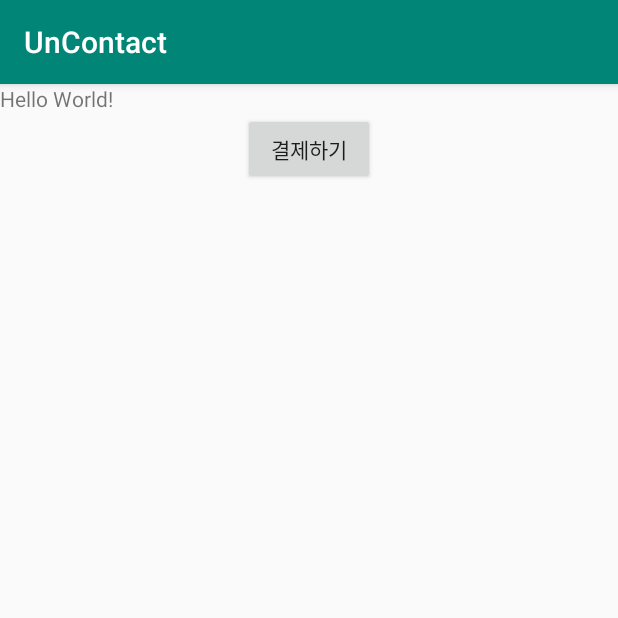
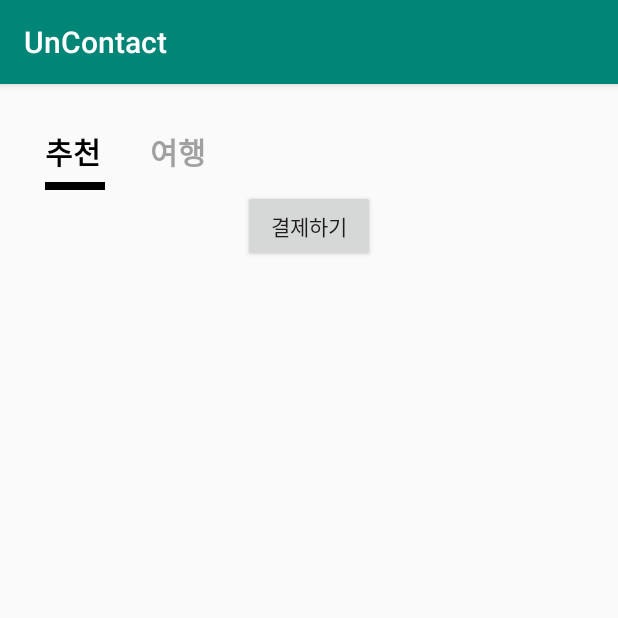
Before and after one commit to jazzyfact/UnContact, an Android app: the screen it shows after launch (MainActivity), on a phone screen of 412 x 824 dp, the top half of it. Run offline under Robolectric (Android 15) with nearby library versions, the phone set to English and light mode, and no system bars; libraries missing offline, so code that uses them is left out: kr.co.bootpay; 1 statement that could not run was skipped.

Commit message:
상단 메뉴 추가

```diff
--- a/app/src/main/res/layout/activity_main.xml
+++ b/app/src/main/res/layout/activity_main.xml
@@ -5,14 +5,47 @@
     android:layout_width="match_parent"
     android:layout_height="match_parent"
     tools:context=".MainActivity"
-    android:orientation="vertical">
+    android:orientation="vertical"
+    android:padding="30sp">
 
-    <TextView
-        android:layout_width="wrap_content"
+    <LinearLayout
+        android:layout_width="match_parent"
         android:layout_height="wrap_content"
-        android:text="Hello World!"
-       />
+        android:orientation="horizontal">
 
+        <LinearLayout
+            android:layout_width="wrap_content"
+            android:layout_height="wrap_content"
+            android:orientation="vertical">
+
+            <TextView
+                android:id="@+id/btRecommendation"
+                android:layout_width="wrap_content"
+                android:layout_height="wrap_content"
+                android:text="추천"
+                android:textStyle="bold"
+                android:textSize="20sp"
+                android:textColor="#000"
+               />
+
+            <View
+                android:layout_width="40sp"
+                android:layout_height="5sp"
+                android:background="#000"
+                android:layout_marginTop="5sp"/>
+        </LinearLayout>
+
+        <TextView
+            android:id="@+id/btTravel"
+            android:layout_width="wrap_content"
+            android:layout_height="wrap_content"
+            android:text="여행"
+            android:textStyle="bold"
+            android:textSize="20sp"
+            android:textColor="#a0a0a0"
+            android:layout_marginLeft="30sp"
+            />
+    </LinearLayout>
     <Button
         android:id="@+id/btBuying"
         android:layout_width="wrap_content"
```
